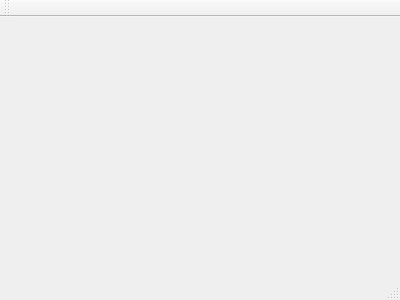
This is QtCreatorProject/TestWidgetsSwitch/mainwindow.ui in cymurs/VS2015ForQtProject as Qt 5 draws it before an edit. The edited form follows.
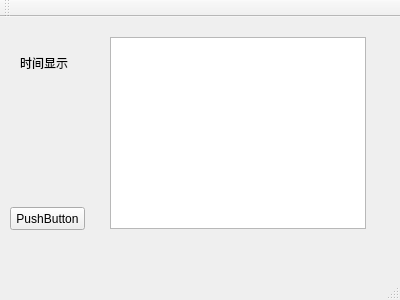
This is the edited form.

Commit message: 两个界面之间切换以及图标样式的button

What changed in the file:
```diff
--- a/QtCreatorProject/TestWidgetsSwitch/mainwindow.ui
+++ b/QtCreatorProject/TestWidgetsSwitch/mainwindow.ui
@@ -12,13 +12,65 @@
   <property name="windowTitle" >
    <string>MainWindow</string>
   </property>
-  <widget class="QMenuBar" name="menuBar" />
-  <widget class="QToolBar" name="mainToolBar" />
-  <widget class="QWidget" name="centralWidget" />
-  <widget class="QStatusBar" name="statusBar" />
+  <widget class="QWidget" name="centralWidget">
+   <widget class="QLabel" name="label">
+    <property name="geometry">
+     <rect>
+      <x>20</x>
+      <y>40</y>
+      <width>54</width>
+      <height>12</height>
+     </rect>
+    </property>
+    <property name="text">
+     <string>时间显示</string>
+    </property>
+   </widget>
+   <widget class="QTableView" name="tableView">
+    <property name="geometry">
+     <rect>
+      <x>110</x>
+      <y>20</y>
+      <width>256</width>
+      <height>192</height>
+     </rect>
+    </property>
+   </widget>
+   <widget class="QPushButton" name="pushButton">
+    <property name="geometry">
+     <rect>
+      <x>10</x>
+      <y>190</y>
+      <width>75</width>
+      <height>23</height>
+     </rect>
+    </property>
+    <property name="text">
+     <string>PushButton</string>
+    </property>
+   </widget>
+  </widget>
+  <widget class="QMenuBar" name="menuBar">
+   <property name="geometry">
+    <rect>
+     <x>0</x>
+     <y>0</y>
+     <width>400</width>
+     <height>23</height>
+    </rect>
+   </property>
+  </widget>
+  <widget class="QToolBar" name="mainToolBar">
+   <attribute name="toolBarArea">
+    <enum>TopToolBarArea</enum>
+   </attribute>
+   <attribute name="toolBarBreak">
+    <bool>false</bool>
+   </attribute>
+  </widget>
+  <widget class="QStatusBar" name="statusBar"/>
  </widget>
- <layoutDefault spacing="6" margin="11" />
- <pixmapfunction></pixmapfunction>
+ <layoutdefault spacing="6" margin="11"/>
  <resources/>
  <connections/>
 </ui>
```
Left out of the diff: 7 changed lines with no effect on the pictures. The commit also changes 7 other files.
